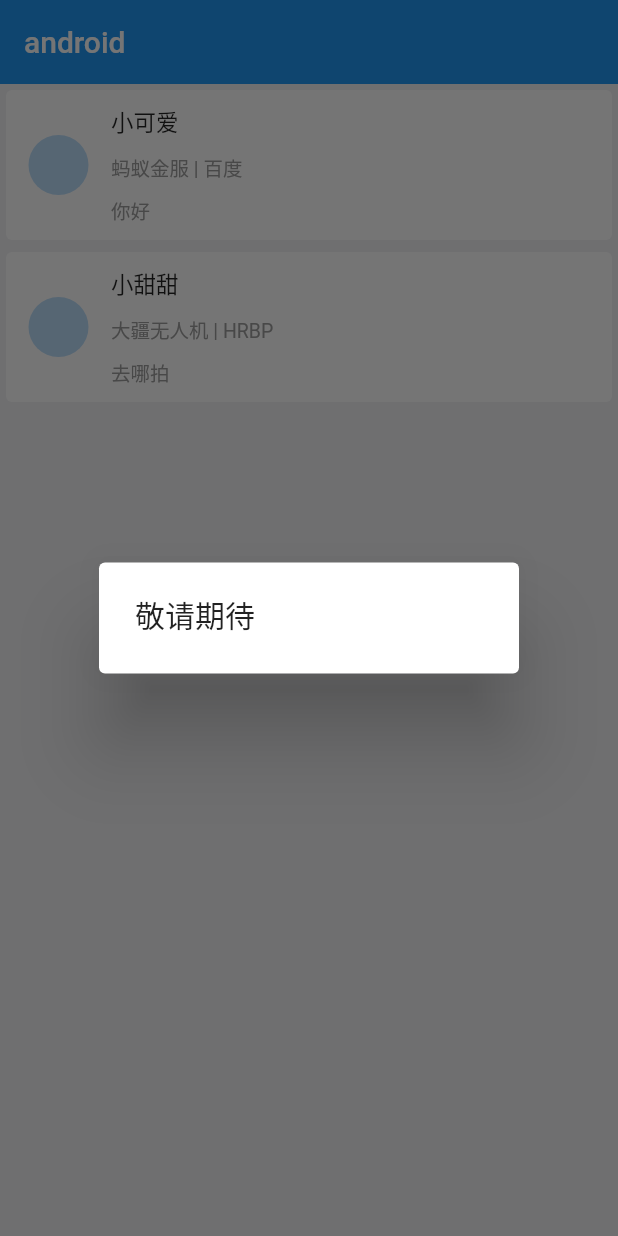
After one commit to xiaqingpeng/bossad, a Flutter app: the MessageTab screen opened directly, after a tap on "小可爱", on a phone screen of 412 x 824 dp. The commit adds this screen. Run offline on Flutter 3.47's test engine with Material 2 defaults, Android fonts, the light colour scheme and no system bars; network calls fail.

Commit message:
消息模块

```diff
--- /dev/null
+++ b/lib/app/item/messagelist_item.dart
@@ -0,0 +1,65 @@
+// ignore_for_file: unnecessary_const
+
+import 'package:bossad/app/model/message.dart';
+import 'package:flutter/material.dart';
+
+class MessageListItem extends StatelessWidget {
+  final Message message;
+  // ignore: use_key_in_widget_constructors
+  const MessageListItem(this.message);
+
+  @override
+  Widget build(BuildContext context) {
+    return SizedBox(
+      child: Card(
+        elevation: 0.0,
+        child: Row(
+          children: <Widget>[
+            Padding(
+              padding:
+                  const EdgeInsets.only(left: 15.0, right: 15.0, bottom: 0.0),
+              child: CircleAvatar(
+                radius: 20.0,
+                backgroundImage: NetworkImage(message.avatar),
+              ),
+            ),
+            Expanded(
+              child: Column(
+                crossAxisAlignment: CrossAxisAlignment.start,
+                mainAxisSize: MainAxisSize.min,
+                children: [
+                  Container(
+                    child: Text(
+                      message.name,
+                      textAlign: TextAlign.left,
+                      style: const TextStyle(fontSize: 15.0),
+                    ),
+                    margin: const EdgeInsets.only(top: 10.0, bottom: 5.0),
+                  ),
+                  Padding(
+                    padding: const EdgeInsets.only(
+                        top: 5.0, left: 0.0, right: 5.0, bottom: 5.0),
+                    child: Text(
+                      message.company + " | " + message.position,
+                      style:
+                          const TextStyle(fontSize: 13.0, color: Colors.grey),
+                    ),
+                  ),
+                  Padding(
+                    padding: const EdgeInsets.only(
+                        top: 5.0, left: 0.0, right: 5.0, bottom: 10.0),
+                    child: Text(
+                      message.msg,
+                      style:
+                          const TextStyle(fontSize: 13.0, color: Colors.grey),
+                    ),
+                  ),
+                ],
+              ),
+            ),
+          ],
+        ),
+      ),
+    );
+  }
+}
--- /dev/null
+++ b/lib/app/model/message.dart
@@ -0,0 +1,33 @@
+import 'dart:convert';
+
+class Message {
+  late final String name;
+  late final String avatar;
+  late final String company;
+  late final String position;
+  late final String msg;
+
+  Message({
+    required this.name,
+    required this.avatar,
+    required this.company,
+    required this.position,
+    required this.msg,
+  });
+  static List<Message> fromJson(String json) {
+    List<Message> _jobs = [];
+    JsonDecoder decoder = const JsonDecoder();
+    var mapData = decoder.convert(json)['list'];
+    mapData.forEach((obj) {
+      Message jo = Message(
+        name: obj['name'],
+        avatar: obj['avatar'],
+        company: obj['company'],
+        position: obj['position'],
+        msg: obj['msg'],
+      );
+      _jobs.add(jo);
+    });
+    return _jobs;
+  }
+}
--- /dev/null
+++ b/lib/app/view/message_view.dart
@@ -0,0 +1,86 @@
+import 'package:flutter/material.dart';
+import 'package:bossad/app/item/messagelist_item.dart';
+import 'package:bossad/app/model/message.dart';
+
+class MessageTab extends StatefulWidget {
+  const MessageTab({Key? key}) : super(key: key);
+
+  @override
+  _MessageTabState createState() => _MessageTabState();
+}
+
+class _MessageTabState extends State<MessageTab> {
+  // ignore: unused_field
+  List<Message> _messages = [];
+
+  @override
+  void initState() {
+    super.initState();
+    setState(() {
+      getMessageList();
+    });
+  }
+
+  void getMessageList() {
+    _messages = Message.fromJson("""
+      {
+        "list":[
+          {
+            "avatar":"https://cms-dumall.cdn.bcebos.com/cms_upload_pro/cms_1633138913464.jpg?x-bce-process=image/quality,q_80/format,f_auto/interlace,i_progressive",
+            "name":"小可爱",
+            "company":"蚂蚁金服",
+            "position":"百度",
+            "msg":"你好"
+          },
+          {
+            "avatar":"https://cms-dumall.cdn.bcebos.com/cms_upload_pro/cms_1633138913464.jpg?x-bce-process=image/quality,q_80/format,f_auto/interlace,i_progressive",
+            "name":"小甜甜",
+            "company":"大疆无人机",
+            "position":"HRBP",
+            "msg":"去哪拍"
+          }
+
+        ]
+      }
+    """);
+  }
+
+  @override
+  Widget build(BuildContext context) {
+    return Scaffold(
+      backgroundColor: const Color.fromARGB(255, 242, 242, 245),
+      appBar: AppBar(
+        elevation: 0.0,
+        title: const Text(
+          'android',
+          style: TextStyle(fontSize: 20.0, color: Colors.white),
+        ),
+      ),
+      body: ListView.builder(
+        itemBuilder: buildMessageItem,
+        itemCount: _messages.length,
+      ),
+    );
+  }
+
+  Widget buildMessageItem(BuildContext context, int index) {
+    Message message = _messages[index];
+    var messageItem = InkWell(
+      child: MessageListItem(message),
+      onTap: () {
+        showDialog(
+          context: context,
+          builder: (BuildContext context) {
+            return const AlertDialog(
+              content: Text(
+                '敬请期待',
+                style: TextStyle(fontSize: 20.0),
+              ),
+            );
+          },
+        );
+      },
+    );
+    return messageItem;
+  }
+}
--- a/lib/home.dart
+++ b/lib/home.dart
@@ -1,6 +1,7 @@
 import 'package:flutter/material.dart';
 import 'package:bossad/app/component/icon_tab.dart';
 import 'package:bossad/app/view/jobs_view.dart';
+import 'package:bossad/app/view/message_view.dart';
 
 class BossApp extends StatefulWidget {
   const BossApp({Key? key}) : super(key: key);
@@ -53,7 +54,7 @@ class HomeState extends State<BossApp> with SingleTickerProviderStateMixin {
         children: const <Widget>[
           JobsTab(),
           JobsTab(),
-          JobsTab(),
+          MessageTab(),
           JobsTab(),
         ],
         controller: _controller,
```
